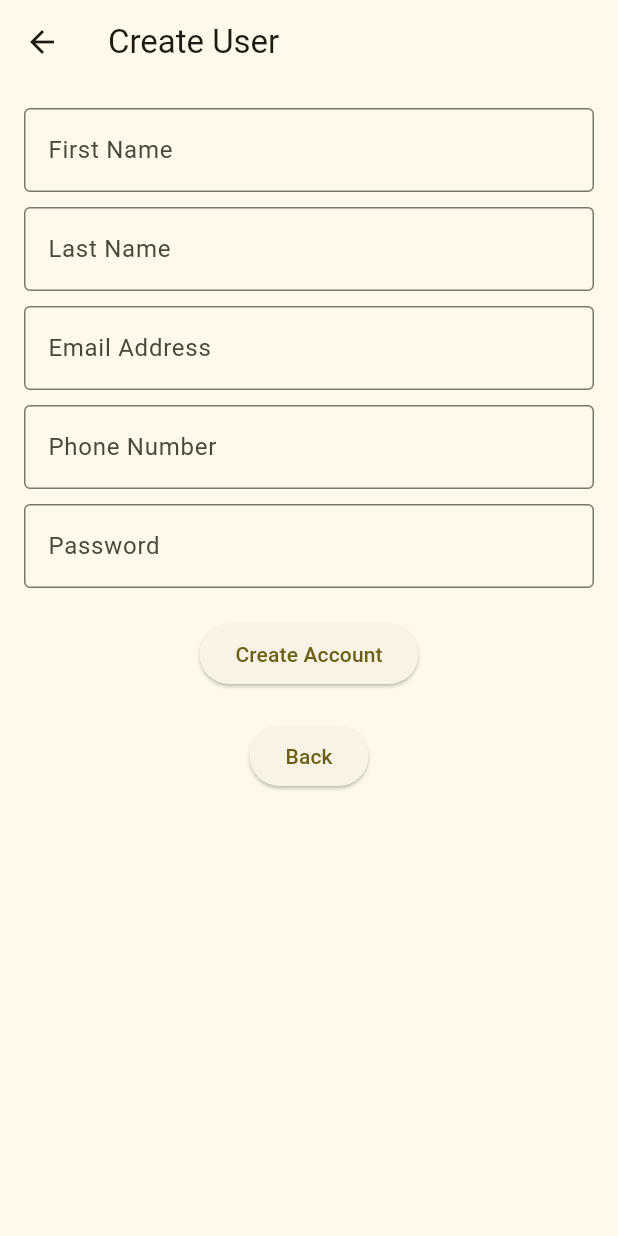
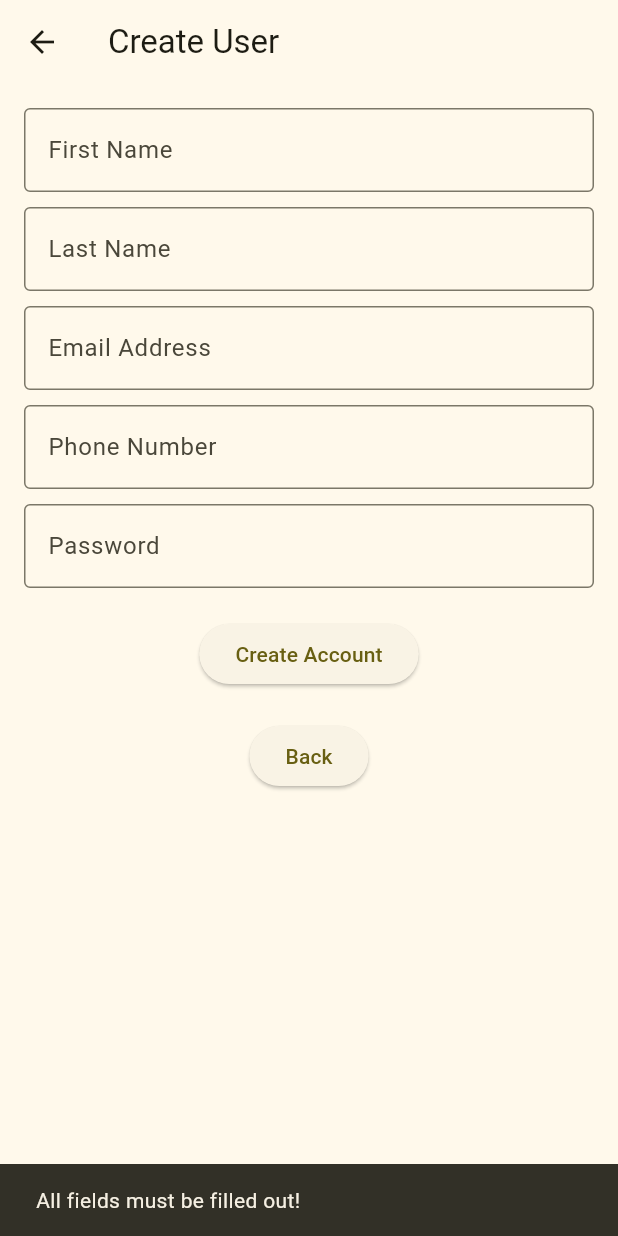
Before and after one commit to ryanhassell/VacationPlanner, a Flutter app: the CreateUserPage screen opened directly, after a tap on "Create Account", on a phone screen of 412 x 824 dp. Run offline on Flutter 3.47's test engine with Material 3 defaults, Android fonts, the phone set to English and light mode, and no system bars; missing offline and left inert: dart:ffi.

Commit message:
Fixed being able to create empty user

```diff
--- a/lib/create_user_page.dart
+++ b/lib/create_user_page.dart
@@ -19,6 +19,17 @@ class _CreateUserPageState extends State<CreateUserPage> {
   final TextEditingController _passwordController = TextEditingController();
 
   Future<void> _createUser() async {
+    if (_firstNameController.text.isEmpty ||
+        _lastNameController.text.isEmpty ||
+        _emailController.text.isEmpty ||
+        _phoneController.text.isEmpty ||
+        _passwordController.text.isEmpty) {
+      ScaffoldMessenger.of(context).showSnackBar(
+        const SnackBar(content: Text('All fields must be filled out!')),
+      );
+      return;
+    }
+
     const String apiUrl = 'http://$ip/users';
 
     final response = await http.post(
```
Also changed, not shown: lib/login_page.dart (+9 -3 lines).
